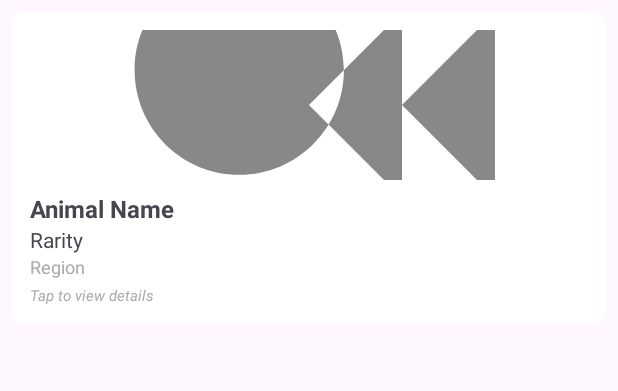
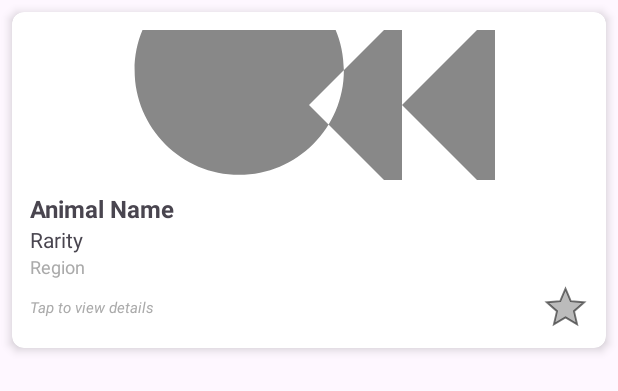
Before and after one commit to georgeworks/stepcounterhuntinggit, an Android app: the layout item_animal_collection.xml on its own in the app's theme, with its tools: preview values and no code run, on a phone screen of 412 x 824 dp. Shown: the top 391 px of the screen. Run offline under Robolectric (Android 15) with nearby library versions, the phone set to English and light mode, and no system bars.

Commit message:
New version 0.61
added star logic to count/award on 3 duplicates.

```diff
--- /dev/null
+++ b/app/src/main/res/drawable/ic_star_empty.xml
@@ -0,0 +1,11 @@
+<vector xmlns:android="http://schemas.android.com/apk/res/android"
+    android:width="24dp"
+    android:height="24dp"
+    android:viewportWidth="24"
+    android:viewportHeight="24">
+    <path
+        android:fillColor="#44000000"
+        android:strokeColor="#88000000"
+        android:strokeWidth="1"
+        android:pathData="M12,17.27L18.18,21l-1.64,-7.03L22,9.24l-7.19,-0.61L12,2 9.19,8.63L2,9.24l5.46,4.73L5.82,21z"/>
+</vector>
--- a/app/src/main/res/layout/item_animal_collection.xml
+++ b/app/src/main/res/layout/item_animal_collection.xml
@@ -33,6 +33,7 @@
                     android:layout_height="match_parent"
                     android:scaleType="centerCrop"
                     android:src="@drawable/ic_animal_placeholder" />
+
 
                 <TextView
                     android:id="@+id/question_mark"
@@ -77,15 +78,31 @@
                 android:textSize="12sp"
                 android:textColor="@android:color/darker_gray" />
 
-            <TextView
-                android:id="@+id/hint_text"
-                android:layout_width="wrap_content"
+            <LinearLayout
+                android:layout_width="match_parent"
                 android:layout_height="wrap_content"
-                android:text="Tap to view details"
-                android:textSize="10sp"
-                android:textStyle="italic"
-                android:textColor="@android:color/darker_gray"
-                android:layout_marginTop="4dp" />
+                android:orientation="horizontal"
+                android:layout_marginTop="4dp"
+                android:gravity="center_vertical">
+
+                <TextView
+                    android:id="@+id/hint_text"
+                    android:layout_width="0dp"
+                    android:layout_height="wrap_content"
+                    android:layout_weight="1"
+                    android:text="Tap to view details"
+                    android:textSize="10sp"
+                    android:textStyle="italic"
+                    android:textColor="@android:color/darker_gray" />
+
+                <ImageView
+                    android:id="@+id/star_indicator"
+                    android:layout_width="30dp"
+                    android:layout_height="30dp"
+                    android:src="@drawable/ic_star_empty"
+                    android:visibility="visible" />
+
+            </LinearLayout>
 
         </LinearLayout>
 
```
Also changed, not shown: app/src/main/java/com/example/stepcounterhunting/AnimalCollectionAdapter.kt (+34 -2 lines), app/src/main/res/drawable/ic_star_filled.xml (added, +9 -0 lines).
